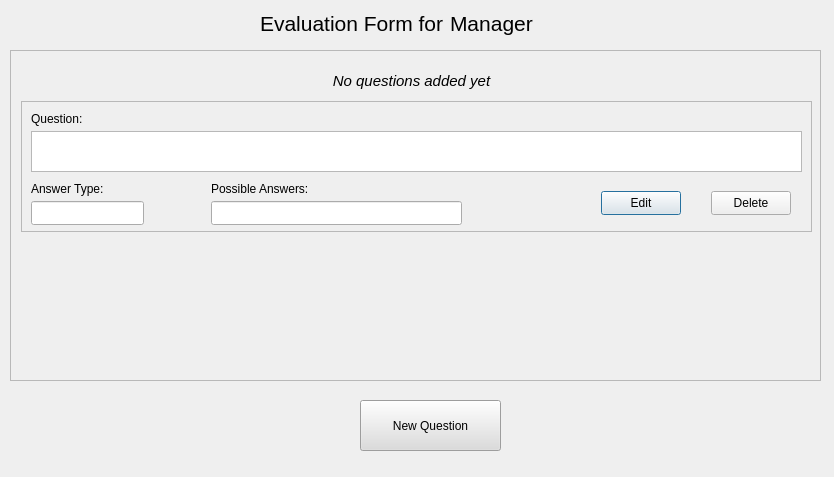
Above: ui/5_Evaluation/EvaluationEditScreen.ui from F1l14/Software-Engineering-2025 before the change. Below: the same form after it.
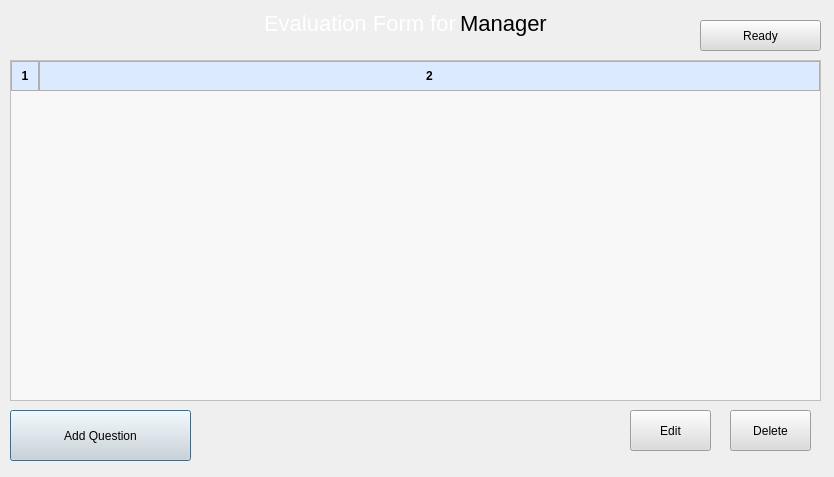
That is the form after the change.

Commit message: New: Implement evaluation question management features, including adding, editing, and saving questions

```diff
--- a/ui/5_Evaluation/EvaluationEditScreen.ui
+++ b/ui/5_Evaluation/EvaluationEditScreen.ui
@@ -26,162 +26,15 @@
     <string notr="true">color: rgb(0, 0, 0);</string>
    </property>
    <property name="text">
-    <string>&lt;html&gt;&lt;head/&gt;&lt;body&gt;&lt;p&gt;&lt;span style=&quot; font-size:16pt;&quot;&gt;Evaluation Form for &lt;/span&gt;&lt;/p&gt;&lt;/body&gt;&lt;/html&gt;</string>
+    <string>&lt;html&gt;&lt;head/&gt;&lt;body&gt;&lt;p align=&quot;right&quot;&gt;&lt;span style=&quot; font-size:22px; color:white;&quot;&gt;Evaluation Form for &lt;/span&gt;&lt;/p&gt;&lt;/body&gt;&lt;/html&gt;</string>
    </property>
   </widget>
-  <widget class="QScrollArea" name="scrollArea">
+  <widget class="QPushButton" name="addQuestionButton">
    <property name="geometry">
     <rect>
      <x>10</x>
-     <y>50</y>
-     <width>811</width>
-     <height>331</height>
-    </rect>
-   </property>
-   <property name="widgetResizable">
-    <bool>true</bool>
-   </property>
-   <widget class="QWidget" name="scrollAreaWidgetContents">
-    <property name="geometry">
-     <rect>
-      <x>0</x>
-      <y>0</y>
-      <width>809</width>
-      <height>329</height>
-     </rect>
-    </property>
-    <widget class="QLabel" name="noQuestionsLabel">
-     <property name="geometry">
-      <rect>
-       <x>310</x>
-       <y>20</y>
-       <width>181</width>
-       <height>21</height>
-      </rect>
-     </property>
-     <property name="text">
-      <string>&lt;html&gt;&lt;head/&gt;&lt;body&gt;&lt;p align=&quot;center&quot;&gt;&lt;span style=&quot; font-size:11pt; font-style:italic; color:#000000;&quot;&gt;No questions added yet&lt;/span&gt;&lt;/p&gt;&lt;/body&gt;&lt;/html&gt;</string>
-     </property>
-    </widget>
-    <widget class="QFrame" name="questionFrame">
-     <property name="geometry">
-      <rect>
-       <x>10</x>
-       <y>50</y>
-       <width>791</width>
-       <height>131</height>
-      </rect>
-     </property>
-     <property name="frameShape">
-      <enum>QFrame::Shape::StyledPanel</enum>
-     </property>
-     <property name="frameShadow">
-      <enum>QFrame::Shadow::Raised</enum>
-     </property>
-     <widget class="QLabel" name="label_4">
-      <property name="geometry">
-       <rect>
-        <x>10</x>
-        <y>10</y>
-        <width>61</width>
-        <height>16</height>
-       </rect>
-      </property>
-      <property name="text">
-       <string>Question:</string>
-      </property>
-     </widget>
-     <widget class="QTextEdit" name="questionText">
-      <property name="geometry">
-       <rect>
-        <x>10</x>
-        <y>30</y>
-        <width>771</width>
-        <height>41</height>
-       </rect>
-      </property>
-     </widget>
-     <widget class="QLabel" name="label_5">
-      <property name="geometry">
-       <rect>
-        <x>10</x>
-        <y>80</y>
-        <width>81</width>
-        <height>16</height>
-       </rect>
-      </property>
-      <property name="text">
-       <string>Answer Type:</string>
-      </property>
-     </widget>
-     <widget class="QLabel" name="label_6">
-      <property name="geometry">
-       <rect>
-        <x>190</x>
-        <y>80</y>
-        <width>101</width>
-        <height>16</height>
-       </rect>
-      </property>
-      <property name="text">
-       <string>Possible Answers:</string>
-      </property>
-     </widget>
-     <widget class="QLineEdit" name="questionTypeText">
-      <property name="geometry">
-       <rect>
-        <x>10</x>
-        <y>100</y>
-        <width>113</width>
-        <height>24</height>
-       </rect>
-      </property>
-     </widget>
-     <widget class="QLineEdit" name="questionPossibleAnsText">
-      <property name="geometry">
-       <rect>
-        <x>190</x>
-        <y>100</y>
-        <width>251</width>
-        <height>24</height>
-       </rect>
-      </property>
-     </widget>
-     <widget class="QPushButton" name="editButton">
-      <property name="geometry">
-       <rect>
-        <x>580</x>
-        <y>90</y>
-        <width>80</width>
-        <height>24</height>
-       </rect>
-      </property>
-      <property name="text">
-       <string>Edit</string>
-      </property>
-     </widget>
-     <widget class="QPushButton" name="deleteButton">
-      <property name="geometry">
-       <rect>
-        <x>690</x>
-        <y>90</y>
-        <width>80</width>
-        <height>24</height>
-       </rect>
-      </property>
-      <property name="text">
-       <string>Delete</string>
-      </property>
-     </widget>
-    </widget>
-   </widget>
-  </widget>
-  <widget class="QPushButton" name="pushButton">
-   <property name="geometry">
-    <rect>
-     <x>360</x>
-     <y>400</y>
-     <width>141</width>
+     <y>410</y>
+     <width>181</width>
      <height>51</height>
     </rect>
    </property>
@@ -191,20 +44,158 @@
 color: rgb(0, 0, 0);</string>
    </property>
    <property name="text">
-    <string>New Question</string>
+    <string>Add Question</string>
    </property>
   </widget>
   <widget class="QLabel" name="evalTypeLabel">
    <property name="geometry">
     <rect>
-     <x>450</x>
+     <x>460</x>
      <y>10</y>
      <width>89</width>
      <height>28</height>
     </rect>
    </property>
    <property name="text">
-    <string>&lt;html&gt;&lt;head/&gt;&lt;body&gt;&lt;p&gt;&lt;span style=&quot; font-size:16pt;&quot;&gt;Manager&lt;/span&gt;&lt;/p&gt;&lt;/body&gt;&lt;/html&gt;</string>
+    <string>&lt;html&gt;&lt;head/&gt;&lt;body&gt;&lt;p&gt;&lt;span style=&quot; font-size:22px;  color = white;&quot;&gt;Manager&lt;/span&gt;&lt;/p&gt;&lt;/body&gt;&lt;/html&gt;</string>
+   </property>
+  </widget>
+  <widget class="QPushButton" name="editButton">
+   <property name="geometry">
+    <rect>
+     <x>630</x>
+     <y>410</y>
+     <width>81</width>
+     <height>41</height>
+    </rect>
+   </property>
+   <property name="styleSheet">
+    <string notr="true">font: 11pt &quot;Segoe UI&quot;;
+background-color: rgb(220, 220, 220);
+color: rgb(0, 0, 0);</string>
+   </property>
+   <property name="text">
+    <string>Edit</string>
+   </property>
+  </widget>
+  <widget class="QPushButton" name="deleteButton">
+   <property name="geometry">
+    <rect>
+     <x>730</x>
+     <y>410</y>
+     <width>81</width>
+     <height>41</height>
+    </rect>
+   </property>
+   <property name="styleSheet">
+    <string notr="true">font: 11pt &quot;Segoe UI&quot;;
+background-color: rgb(220, 220, 220);
+color: rgb(0, 0, 0);</string>
+   </property>
+   <property name="text">
+    <string>Delete</string>
+   </property>
+  </widget>
+  <widget class="QTableWidget" name="questionsTable">
+   <property name="geometry">
+    <rect>
+     <x>10</x>
+     <y>60</y>
+     <width>811</width>
+     <height>341</height>
+    </rect>
+   </property>
+   <property name="minimumSize">
+    <size>
+     <width>811</width>
+     <height>0</height>
+    </size>
+   </property>
+   <property name="layoutDirection">
+    <enum>Qt::LayoutDirection::LeftToRight</enum>
+   </property>
+   <property name="styleSheet">
+    <string notr="true">QTableWidget {
+    background-color: #f8f8f8;
+    gridline-color: #d0d0d0;
+    font-size: 14px;
+    alternate-background-color: #f0f0f0;
+    selection-background-color: #a0c4ff;
+    selection-color: black;
+    border: 1px solid #c0c0c0;
+}
+
+QHeaderView::section {
+    background-color: #dbeafe;
+    padding: 5px;
+    border: 1px solid #b0b0b0;
+    font-weight: bold;
+}
+
+QTableWidget::item {
+    padding: 5px;
+}
+
+QTableWidget::item:selected {
+    background-color: #a0c4ff;
+    color: black;
+}
+
+QTableWidget {
+    color: black; /* font color for items */
+}
+
+QHeaderView::section {
+    color: black; /* font color for headers */
+}
+
+QTableWidget::item:hover {
+    background-color: #dbeafe;  /* Light blue hover */
+    color: black;               /* Optional: ensure text stays visible */
+}
+
+</string>
+   </property>
+   <property name="alternatingRowColors">
+    <bool>true</bool>
+   </property>
+   <property name="rowCount">
+    <number>0</number>
+   </property>
+   <property name="columnCount">
+    <number>2</number>
+   </property>
+   <attribute name="horizontalHeaderCascadingSectionResizes">
+    <bool>false</bool>
+   </attribute>
+   <attribute name="horizontalHeaderDefaultSectionSize">
+    <number>28</number>
+   </attribute>
+   <attribute name="horizontalHeaderHighlightSections">
+    <bool>true</bool>
+   </attribute>
+   <attribute name="horizontalHeaderStretchLastSection">
+    <bool>true</bool>
+   </attribute>
+   <column/>
+   <column/>
+  </widget>
+  <widget class="QPushButton" name="readyFormButton">
+   <property name="geometry">
+    <rect>
+     <x>700</x>
+     <y>20</y>
+     <width>121</width>
+     <height>31</height>
+    </rect>
+   </property>
+   <property name="styleSheet">
+    <string notr="true">font: 11pt &quot;Segoe UI&quot;;
+background-color: rgb(220, 220, 220);
+color: rgb(0, 0, 0);</string>
+   </property>
+   <property name="text">
+    <string>Ready</string>
    </property>
   </widget>
  </widget>
```
The commit also changes 4 other files.
